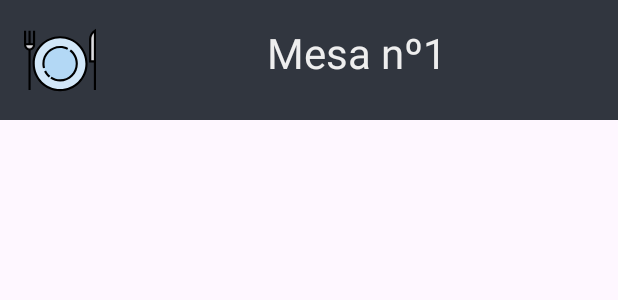
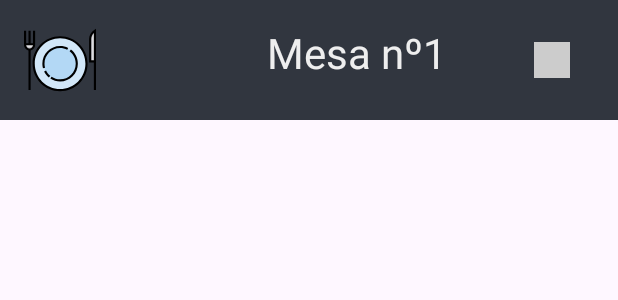
Before and after one commit to AlejandroPerezFernandez8/ComandaXpress, an Android app: the layout list_item_mesa.xml on its own in the app's theme, with its tools: preview values and no code run, on a phone screen of 412 x 824 dp. Shown: the top 300 px of the screen. Run offline under Robolectric (Android 15) with nearby library versions, the phone set to English and light mode, and no system bars; network calls fail.

Commit message:
Añadido indicador de ocupacion en mesas

```diff
--- a/ComandaXpress-APP/app/src/main/res/layout/list_item_mesa.xml
+++ b/ComandaXpress-APP/app/src/main/res/layout/list_item_mesa.xml
@@ -24,4 +24,14 @@
         android:textColor="@color/colorOffWhite"
         android:textAlignment="center"
         />
+    <View
+        android:id="@+id/statusIndicator"
+        android:layout_width="24dp"
+        android:layout_height="24dp"
+        android:layout_centerVertical="true"
+        android:layout_marginEnd="16dp"
+        android:background="#CCCCCC"
+        android:layout_alignRight="@+id/mesaText"
+        />
+
 </RelativeLayout>
--- a/ComandaXpress-APP/app/src/main/res/values/colors.xml
+++ b/ComandaXpress-APP/app/src/main/res/values/colors.xml
@@ -9,4 +9,6 @@
     <color name="colorMediumBlue">#31363F</color> <!-- Oscuro -->
     <color name="colorLightBlue">#76ABA7</color>  <!-- Azul claro -->
     <color name="colorOffWhite">#EEEEEE</color>   <!-- Casi blanco -->
+    <color name="colorRed">#FF0000</color>
+    <color name="colorGreen">#00FF00</color>
 </resources>
```
Also changed, not shown: ComandaXpress-APP/app/src/main/java/com/example/comandaxpress/Adapters/MesaAdapter.java (+11 -2 lines).
